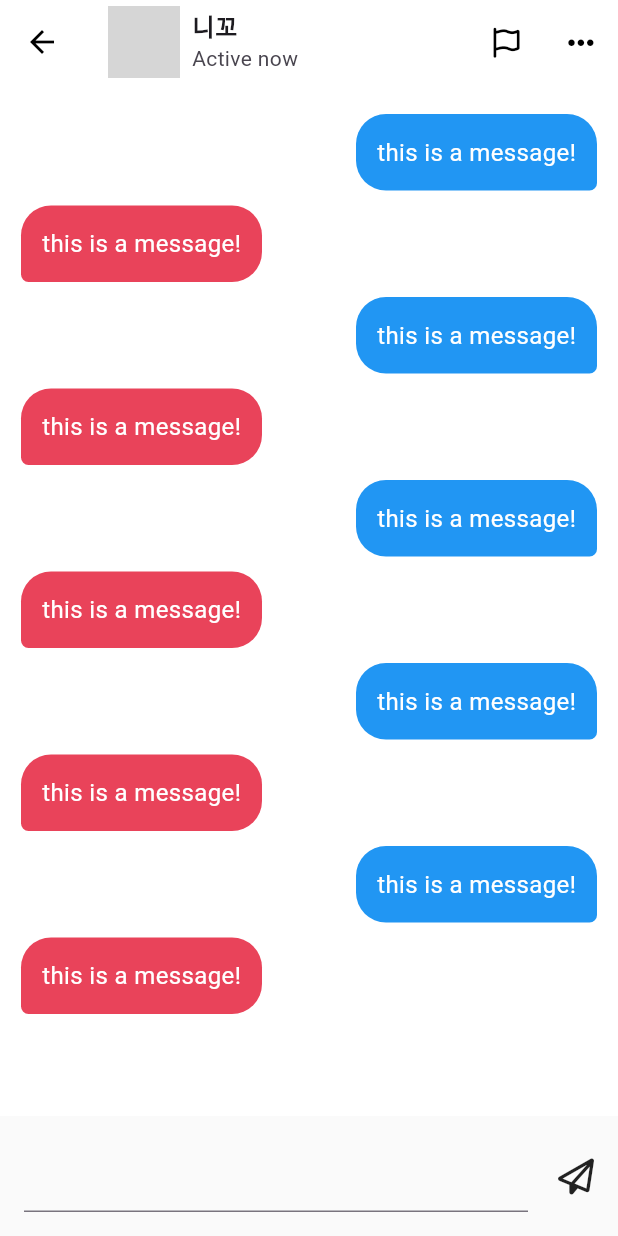
After one commit to hyukjunkim1116/tiktok-clone-study, a Flutter app: the ChatDetailScreen screen opened directly, on a phone screen of 412 x 824 dp. The commit adds this screen. Run offline on Flutter 3.47's test engine with Material 3 defaults, Android fonts, the phone set to English and light mode, and no system bars; our stand-ins replace font_awesome_flutter, video_player, visibility_detector; network calls fail; grey boxes are pictures that could not be loaded.

Commit message:
~11.4 chat detail

```diff
--- a/lib/inbox/activity_screen.dart
+++ b/lib/inbox/activity_screen.dart
@@ -85,6 +85,7 @@ class _ActivityScreenState extends State<ActivityScreen>
         title: GestureDetector(
           onTap: _toggleAnimations,
           child: Row(
+            mainAxisSize: MainAxisSize.min,
             mainAxisAlignment: MainAxisAlignment.center,
             children: [
               const Text("All activity"),
--- /dev/null
+++ b/lib/inbox/chat_detail_screen.dart
@@ -0,0 +1,122 @@
+import 'package:flutter/material.dart';
+import 'package:font_awesome_flutter/font_awesome_flutter.dart';
+
+import '../constants/gaps.dart';
+import '../constants/sizes.dart';
+
+class ChatDetailScreen extends StatefulWidget {
+  const ChatDetailScreen({super.key});
+
+  @override
+  State<ChatDetailScreen> createState() => _ChatDetailScreenState();
+}
+
+class _ChatDetailScreenState extends State<ChatDetailScreen> {
+  @override
+  Widget build(BuildContext context) {
+    return Scaffold(
+      appBar: AppBar(
+        title: const ListTile(
+          contentPadding: EdgeInsets.zero,
+          horizontalTitleGap: Sizes.size8,
+          leading: CircleAvatar(
+            radius: Sizes.size24,
+            foregroundImage: NetworkImage(
+              "https://avatars.githubusercontent.com/u/126032661?v=4",
+            ),
+            child: Text('김혁준'),
+          ),
+          title: Text(
+            '니꼬',
+            style: TextStyle(
+              fontWeight: FontWeight.w600,
+            ),
+          ),
+          subtitle: Text('Active now'),
+          trailing: Row(
+            mainAxisSize: MainAxisSize.min,
+            children: [
+              FaIcon(
+                FontAwesomeIcons.flag,
+                color: Colors.black,
+                size: Sizes.size20,
+              ),
+              Gaps.h32,
+              FaIcon(
+                FontAwesomeIcons.ellipsis,
+                color: Colors.black,
+                size: Sizes.size20,
+              ),
+            ],
+          ),
+        ),
+      ),
+      body: Stack(
+        children: [
+          ListView.separated(
+            padding: const EdgeInsets.symmetric(
+              vertical: Sizes.size20,
+              horizontal: Sizes.size14,
+            ),
+            itemBuilder: (context, index) {
+              final isMine = index % 2 == 0;
+              return Row(
+                mainAxisSize: MainAxisSize.min,
+                mainAxisAlignment:
+                isMine ? MainAxisAlignment.end : MainAxisAlignment.start,
+                children: [
+                  Container(
+                    padding: const EdgeInsets.all(Sizes.size14),
+                    decoration: BoxDecoration(
+                      color:
+                      isMine ? Colors.blue : Theme.of(context).primaryColor,
+                      borderRadius: BorderRadius.only(
+                        topLeft: const Radius.circular(
+                          Sizes.size20,
+                        ),
+                        topRight: const Radius.circular(
+                          Sizes.size20,
+                        ),
+                        bottomLeft: Radius.circular(
+                          isMine ? Sizes.size20 : Sizes.size5,
+                        ),
+                        bottomRight: Radius.circular(
+                          !isMine ? Sizes.size20 : Sizes.size5,
+                        ),
+                      ),
+                    ),
+                    child: const Text(
+                      "this is a message!",
+                      style: TextStyle(
+                        color: Colors.white,
+                        fontSize: Sizes.size16,
+                      ),
+                    ),
+                  ),
+                ],
+              );
+            },
+            separatorBuilder: (context, index) => Gaps.v10,
+            itemCount: 10,
+          ),
+          Positioned(
+            bottom: 0,
+            width: MediaQuery.of(context).size.width,
+            child: BottomAppBar(
+              color: Colors.grey.shade50,
+              child: Row(
+                children: [
+                  Expanded(child: TextField()),
+                  Gaps.h20,
+                  Container(
+                    child: const FaIcon(FontAwesomeIcons.paperPlane),
+                  )
+                ],
+              ),
+            ),
+          )
+        ],
+      ),
+    );
+  }
+}
--- a/lib/main.dart
+++ b/lib/main.dart
@@ -32,7 +32,7 @@ class TikTokApp extends StatelessWidget {
           ),
         ),
       ),
-      home: const ActivityScreen(),
+      home: const MainNavigationScreen(),
     );
   }
 }
--- a/lib/main_navigation/main_navigation_screen.dart
+++ b/lib/main_navigation/main_navigation_screen.dart
@@ -16,7 +16,7 @@ class MainNavigationScreen extends StatefulWidget {
 }
 
 class _MainNavigationScreenState extends State<MainNavigationScreen> {
-  int _selectedIndex = 1;
+  int _selectedIndex = 3;
 
 
 
```
Also changed, not shown: lib/inbox/chats_screen.dart (added, +117 -0 lines), lib/inbox/inbox_screen.dart (+17 -4 lines).
